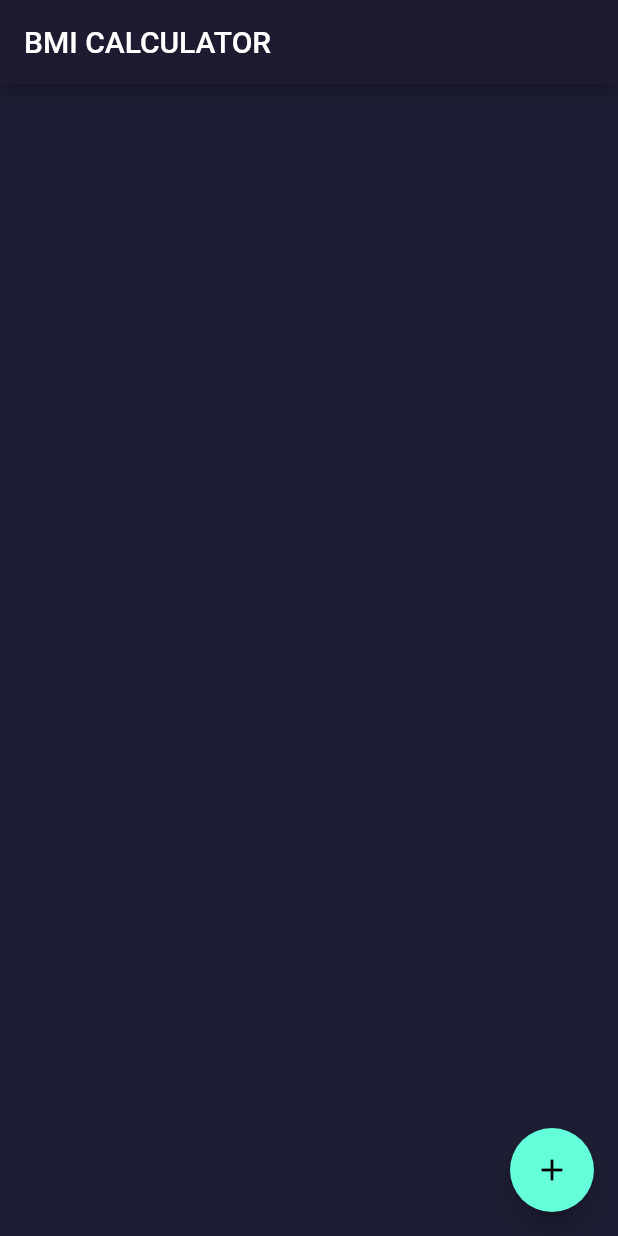
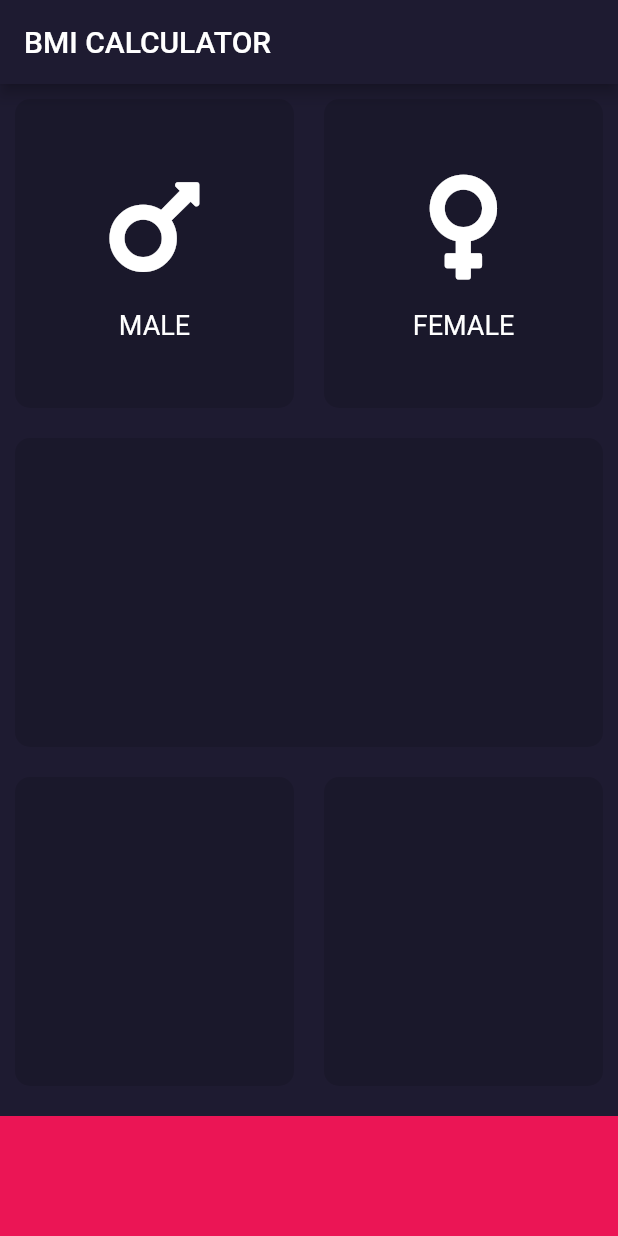
Before and after one commit to MarnusCoetzee/BMI-Calculator-, a Flutter app: the screen it shows after launch, on a phone screen of 412 x 824 dp. Run offline on Flutter 3.47's test engine with Material 2 defaults, Android fonts, the phone set to English and light mode, and no system bars; our stand-ins replace font_awesome_flutter.

Commit message:
update state of buttons

```diff
--- /dev/null
+++ b/lib/icon_content.dart
@@ -0,0 +1,34 @@
+import 'package:flutter/material.dart';
+
+const labelTextStyle = TextStyle(
+  fontSize: 18.0,
+  color: Colors.white
+);
+
+class IconContent extends StatelessWidget {
+
+  IconContent({this.icon, this.label});
+
+  final IconData icon;
+  final String label;
+
+  @override
+  Widget build(BuildContext context) {
+    return Column(
+      mainAxisAlignment: MainAxisAlignment.center,
+      children: <Widget>[
+        Icon(
+          icon,
+          size: 80.0,
+        ),
+        SizedBox(
+            height: 15.0
+        ),
+        Text(
+          label,
+          style: labelTextStyle
+        )
+      ],
+    );
+  }
+}
--- a/lib/input_page.dart
+++ b/lib/input_page.dart
@@ -1,4 +1,18 @@
+import 'package:bmicalculator/icon_content.dart';
+import 'package:bmicalculator/reusable_card.dart';
+import 'package:flutter/cupertino.dart';
 import 'package:flutter/material.dart';
+import 'package:font_awesome_flutter/font_awesome_flutter.dart';
+
+const bottomContainerHeight = 80.0;
+const activeCardColor = Colors.blueGrey;
+const inActiveCardColor = Colors.black12;
+const bottomContainerColor = Color(0xFFEB1555);
+
+enum Gender {
+  male,
+  female
+}
 
 class InputPage extends StatefulWidget {
   @override
@@ -6,17 +20,89 @@ class InputPage extends StatefulWidget {
 }
 
 class _InputPageState extends State<InputPage> {
+
+  Gender selectedGender;
+
   @override
   Widget build(BuildContext context) {
     return Scaffold(
       appBar: AppBar(
         title: Text('BMI CALCULATOR'),
       ),
-      body: Container(
-        color: Color(0xFF1D1E33),
-      ),
-      floatingActionButton: FloatingActionButton(
-        child: Icon(Icons.add),
+      body: Column(
+        children: <Widget>[
+          Expanded(
+            child: Row(
+              children: <Widget>[
+                Expanded(
+                  child: GestureDetector(
+                    onTap: () {
+                      setState(() {
+                        selectedGender = Gender.male;
+                      });
+                    },
+                    child: ReusableCard(
+                      colour: selectedGender == Gender.male ? activeCardColor : inActiveCardColor,
+                      cardChild: IconContent(
+                        icon: FontAwesomeIcons.mars,
+                        label: "MALE",
+                      ),
+                    ),
+                  ),
+                ),
+                Expanded(
+                  child: GestureDetector(
+                    onTap: () {
+                      setState(() {
+                        selectedGender = Gender.female;
+                      });
+                    },
+                    child: ReusableCard(
+                      colour: selectedGender == Gender.female ? activeCardColor : inActiveCardColor,
+                      cardChild: IconContent(
+                        icon: FontAwesomeIcons.venus,
+                        label: "FEMALE",
+                      ),
+                    ),
+                  ),
+                ),
+              ],
+            ),
+          ),
+          Expanded(
+            child: Row(
+              children: <Widget>[
+                Expanded(
+                  child: ReusableCard(
+                    colour: inActiveCardColor,
+                  ),
+                ),
+              ],
+            ),
+          ),
+          Expanded(
+            child: Row(
+              children: <Widget>[
+                Expanded(
+                  child: ReusableCard(
+                    colour: inActiveCardColor,
+                  ),
+                ),
+                Expanded(
+                  child: ReusableCard(
+                    colour: inActiveCardColor,
+                  ),
+                ),
+              ],
+            ),
+          ),
+          Container(
+            color: bottomContainerColor,
+            margin: EdgeInsets.only(top: 10.0),
+            width: double.infinity,
+            height: bottomContainerHeight,
+          ),
+        ],
       ),
     );
   }
--- /dev/null
+++ b/lib/reusable_card.dart
@@ -0,0 +1,21 @@
+import 'package:flutter/material.dart';
+
+class ReusableCard extends StatelessWidget {
+
+  ReusableCard({ @required this.colour, this.cardChild });
+
+  final Color colour;
+  final Widget cardChild;
+
+  @override
+  Widget build(BuildContext context) {
+    return Container(
+      child: cardChild,
+      margin: EdgeInsets.all(10.0),
+      decoration: BoxDecoration(
+          color: colour,
+          borderRadius: BorderRadius.circular(10.0)
+      ),
+    );
+  }
+}
--- a/pubspec.yaml
+++ b/pubspec.yaml
@@ -28,6 +28,7 @@ dependencies:
   # The following adds the Cupertino Icons font to your application.
   # Use with the CupertinoIcons class for iOS style icons.
   cupertino_icons: ^0.1.3
+  font_awesome_flutter: ^8.8.1
 
 dev_dependencies:
   flutter_test:
```
Also changed, not shown: pubspec.lock.
